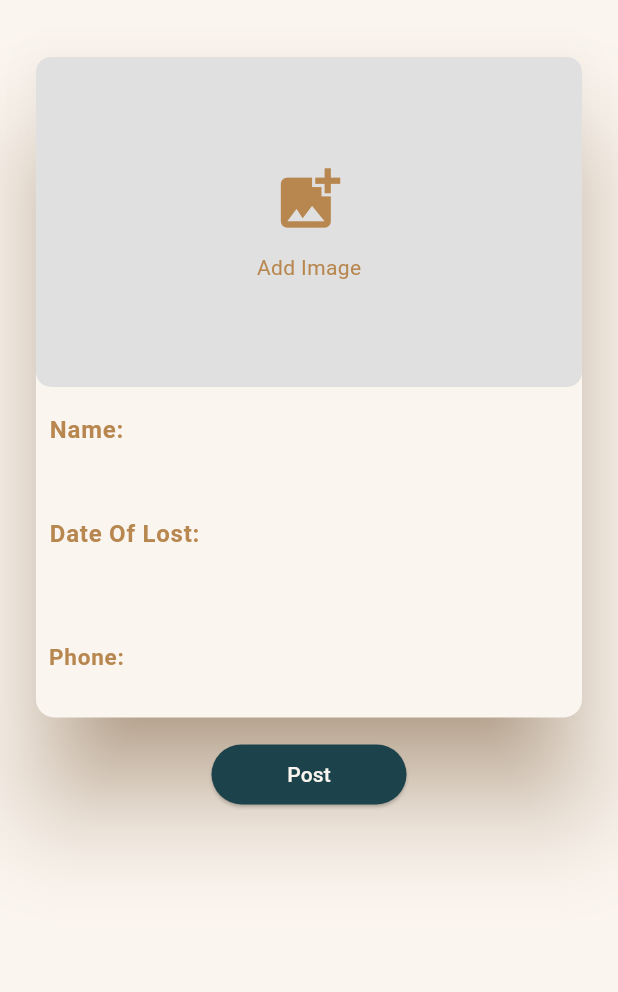
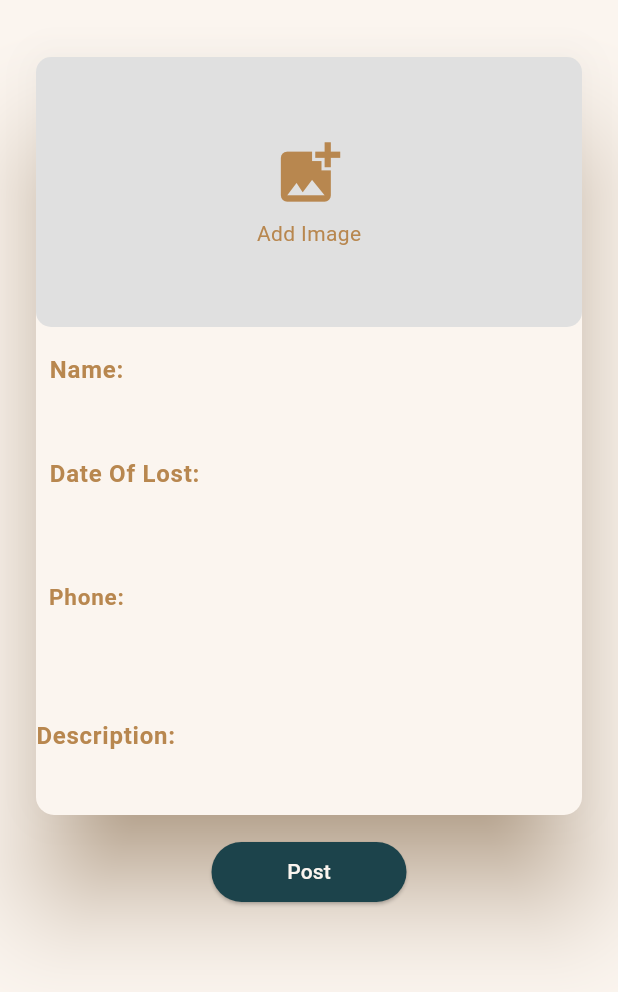
Before and after one commit to EmanAtta/Reconnect, a Flutter app: the Post screen opened directly, after a tap on "Post", on a phone screen of 412 x 824 dp. Shown: the top 992 px of the screen. Run offline on Flutter 3.47's test engine with Material 3 defaults, Android fonts, the light colour scheme and no system bars; our stand-ins replace image_picker.

Commit message:
new_changes

```diff
--- a/reconnect/lib/Views/post.dart
+++ b/reconnect/lib/Views/post.dart
@@ -15,6 +15,7 @@ class _PostState extends State<Post> {
   TextEditingController _titleController = TextEditingController();
   TextEditingController _descriptionController = TextEditingController();
   TextEditingController _tagsController = TextEditingController();
+  TextEditingController _newTextFieldController = TextEditingController();
 
   Future<void> _getImage() async {
     final picker = ImagePicker();
@@ -28,35 +29,36 @@ class _PostState extends State<Post> {
   }
 
   void _submitPost() {
-    // Handle post submission logic
     String title = _titleController.text;
     String description = _descriptionController.text;
     String tags = _tagsController.text;
+    String newTextFieldValue = _newTextFieldController.text;
 
-    // Add your logic to save or send the post data
     if (title.isEmpty ||
         description.isEmpty ||
         tags.isEmpty ||
-        _selectedImage == null) {
-      // Show an error message or alert
+        _selectedImage == null ||
+        newTextFieldValue.isEmpty) {
       return;
     }
+
     PostModel post = PostModel(
       title: title,
       description: description,
       tags: tags,
+      newTextFieldValue: newTextFieldValue,
       image: _selectedImage!,
     );
     allPosts.add(post);
+
     setState(() {
       _selectedImage = null;
       _titleController.clear();
       _descriptionController.clear();
       _tagsController.clear();
+      _newTextFieldController.clear();
     });
 
-
-    // Navigate to the post list page
     Navigator.push(
       context,
       MaterialPageRoute(
@@ -70,21 +72,18 @@ class _PostState extends State<Post> {
   @override
   Widget build(BuildContext context) {
     return Scaffold(
-
       backgroundColor: AppColors.primaryColor,
-      body:
-       SingleChildScrollView(
+      body: SingleChildScrollView(
         child: Padding(
-          padding:
-                EdgeInsets.only(top: 34,left: 20, right: 20),
+          padding: EdgeInsets.only(top: 34, left: 20, right: 20),
           child: Column(
             children: [
               Card(
-                elevation: 30, // Set the elevation to add a shadow
+                elevation: 30,
                 shadowColor: AppColors.textolor,
                 color: AppColors.primaryColor,
                 child: Padding(
-                  padding:  const EdgeInsets.only(top: 0),
+                  padding: const EdgeInsets.only(top: 0),
                   child: Column(
                     crossAxisAlignment: CrossAxisAlignment.stretch,
                     children: [
@@ -103,21 +102,22 @@ class _PostState extends State<Post> {
                                 )
                               : Container(
                                   color: Colors.grey[300],
-                                  height: 220,
-                                  child:  const Expanded(
+                                  height: 180,
+                                  child: const Expanded(
                                     child: Column(
-                                      mainAxisAlignment: MainAxisAlignment.center,
+                                      mainAxisAlignment:
+                                          MainAxisAlignment.center,
                                       children: [
                                         Icon(
                                           Icons.add_photo_alternate,
                                           size: 50,
                                           color: AppColors.textolor,
                                         ),
-                                        SizedBox(height: 10.0),
+                                        SizedBox(height: 5.0),
                                         Text(
                                           'Add Image',
-                                          style:
-                                              TextStyle(color: AppColors.textolor),
+                                          style: TextStyle(
+                                              color: AppColors.textolor),
                                         ),
                                       ],
                                     ),
@@ -160,7 +160,6 @@ class _PostState extends State<Post> {
                       ),
                       const SizedBox(height: 2),
                       TextField(
-
                         controller: _tagsController,
                         maxLines: 2,
                         decoration: const InputDecoration(
@@ -177,16 +176,29 @@ class _PostState extends State<Post> {
                           ),
                         ),
                       ),
-                      const SizedBox(
-                        height: 1,
-                      )
+                      const SizedBox(height: 2),
+                      TextField(
+                        controller: _newTextFieldController,
+                        maxLines: 3,
+                        decoration: const InputDecoration(
+                          labelText: 'Description: ',
+                          labelStyle: TextStyle(
+                            color: AppColors.textolor,
+                            fontWeight: FontWeight.bold,
+                          ),
+                          enabledBorder: UnderlineInputBorder(
+                            borderSide: BorderSide(color: Colors.transparent),
+                          ),
+                          focusedBorder: UnderlineInputBorder(
+                            borderSide: BorderSide(color: Colors.transparent),
+                          ),
+                        ),
+                      ),
                     ],
                   ),
                 ),
               ),
-              const SizedBox(
-                height: 10,
-              ),
+              const SizedBox(height: 10),
               ElevatedButton(
                 onPressed: _submitPost,
                 style: ElevatedButton.styleFrom(
--- a/reconnect/lib/Views/settings.dart
+++ b/reconnect/lib/Views/settings.dart
@@ -1,6 +1,7 @@
 import 'package:flutter/cupertino.dart';
 import 'package:flutter/material.dart';
 import 'package:flutter/widgets.dart';
+import 'package:provider/provider.dart';
 
 import 'color.dart';
 
--- a/reconnect/pubspec.yaml
+++ b/reconnect/pubspec.yaml
@@ -32,7 +32,7 @@ dependencies:
     sdk: flutter
   image_picker: ^0.8.4
   provider: ^5.0.0
-
+  theme_provider: ^0.5.0
 
   # The following adds the Cupertino Icons font to your application.
   # Use with the CupertinoIcons class for iOS style icons.
```
Also changed, not shown: reconnect/lib/Views/pay.dart (+64 -174 lines), reconnect/lib/Views/postlist.dart (+26 -0 lines), reconnect/pubspec.lock, 1 other file. Lines whose indentation alone changed are shown as unchanged.
